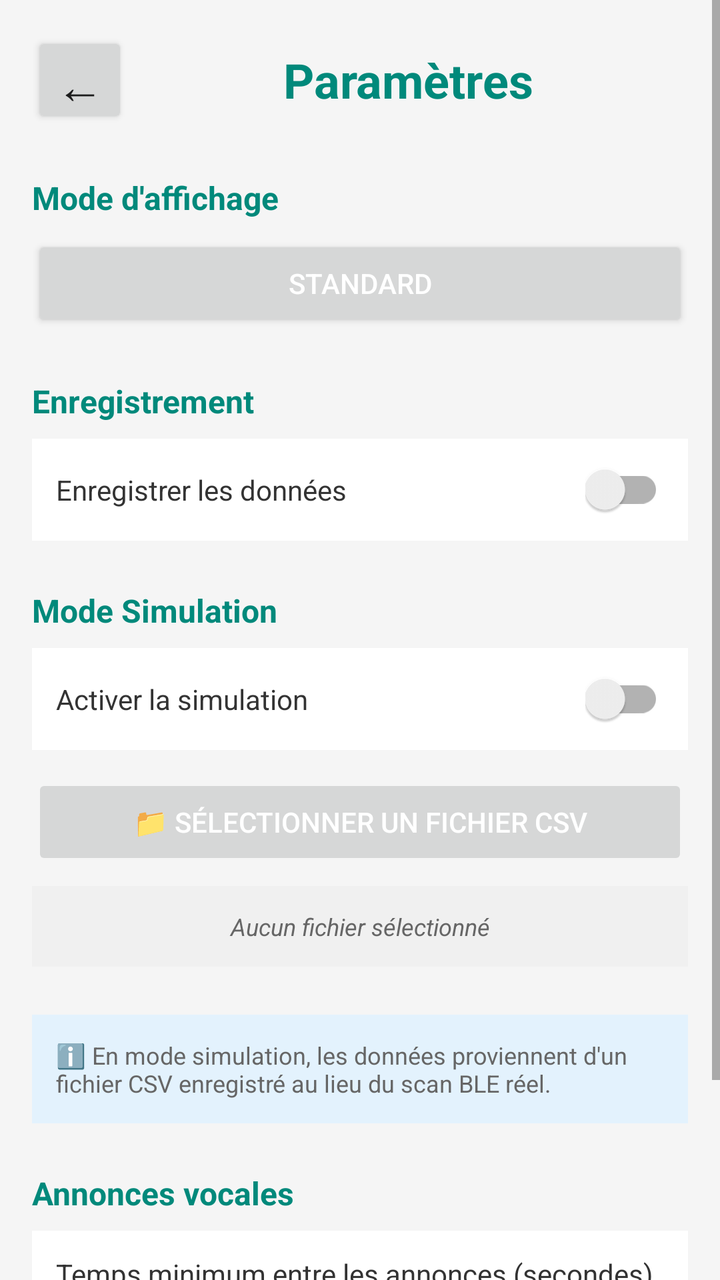
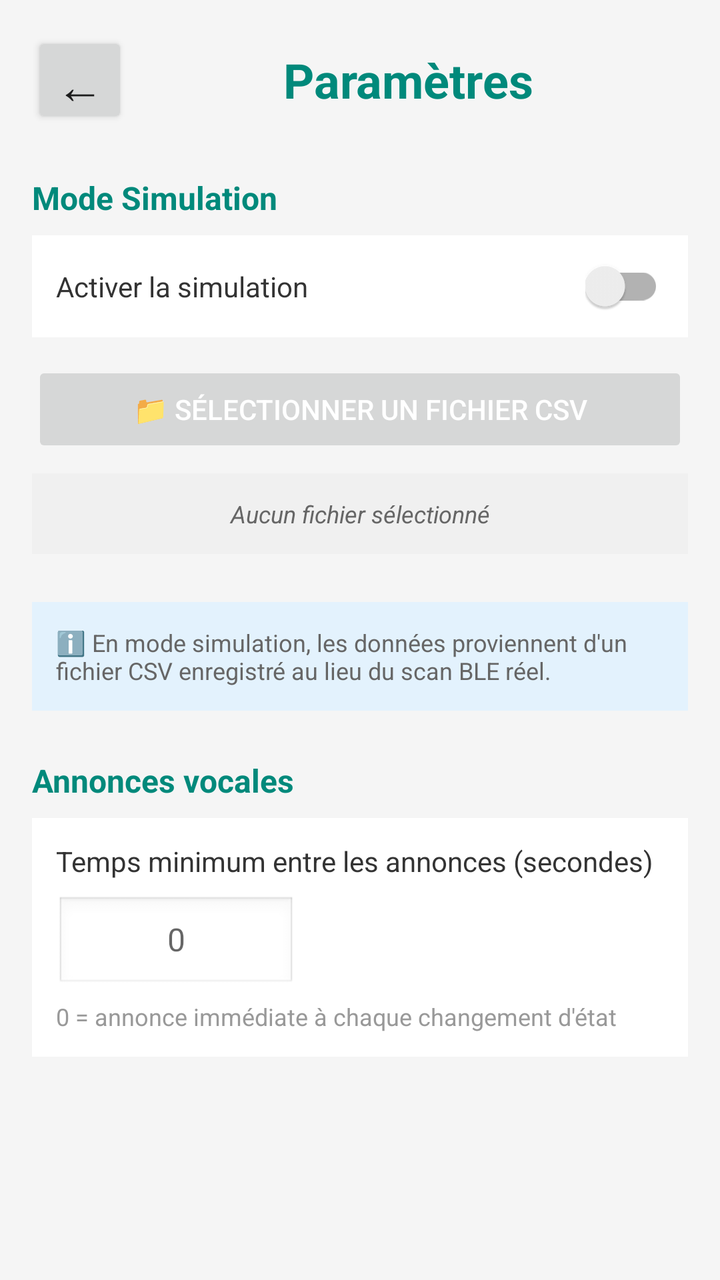

Screens rendered from an Android XML layout before and after an edit, with the pre-edit source and the edit as a unified diff.
<!-- AndroidManifest.xml: application theme Theme.AppCompat.Light.NoActionBar -->
<!-- res/layout/activity_settings.xml -->
<?xml version="1.0" encoding="utf-8"?>
<ScrollView xmlns:android="http://schemas.android.com/apk/res/android"
    android:layout_width="match_parent"
    android:layout_height="match_parent"
    android:background="#F5F5F5"
    android:fitsSystemWindows="true">

    <LinearLayout
        android:layout_width="match_parent"
        android:layout_height="wrap_content"
        android:orientation="vertical"
        android:padding="16dp">

        
        <LinearLayout
            android:layout_width="match_parent"
            android:layout_height="wrap_content"
            android:orientation="horizontal"
            android:gravity="center_vertical"
            android:layout_marginBottom="24dp">

            <Button
                android:id="@+id/backBtn"
                android:layout_width="48dp"
                android:layout_height="48dp"
                android:text="←"
                android:textSize="24sp" />

            <TextView
                android:layout_width="0dp"
                android:layout_height="wrap_content"
                android:layout_weight="1"
                android:text="Paramètres"
                android:textSize="24sp"
                android:textStyle="bold"
                android:textColor="#00897B"
                android:gravity="center" />

        </LinearLayout>

        
        <TextView
            android:layout_width="wrap_content"
            android:layout_height="wrap_content"
            android:text="Mode d'affichage"
            android:textSize="16sp"
            android:textStyle="bold"
            android:textColor="#00897B"
            android:layout_marginBottom="8dp" />

        <Button
            android:id="@+id/modeBtn"
            android:layout_width="match_parent"
            android:layout_height="wrap_content"
            android:text="Standard"
            android:textColor="@android:color/white"
            android:padding="12dp"
            android:layout_marginBottom="24dp" />

        
        <TextView
            android:layout_width="wrap_content"
            android:layout_height="wrap_content"
            android:text="Enregistrement"
            android:textSize="16sp"
            android:textStyle="bold"
            android:textColor="#00897B"
            android:layout_marginBottom="8dp" />

        <LinearLayout
            android:layout_width="match_parent"
            android:layout_height="wrap_content"
            android:orientation="horizontal"
            android:gravity="center_vertical"
            android:background="@android:color/white"
            android:padding="12dp"
            android:layout_marginBottom="24dp">

            <TextView
                android:layout_width="0dp"
                android:layout_height="wrap_content"
                android:layout_weight="1"
                android:text="Enregistrer les données"
                android:textSize="14sp"
                android:textColor="#333333" />

            <androidx.appcompat.widget.SwitchCompat
                android:id="@+id/switch_rec"
                android:layout_width="wrap_content"
                android:layout_height="wrap_content"
                android:checked="false" />

        </LinearLayout>

        
        <TextView
            android:layout_width="wrap_content"
            android:layout_height="wrap_content"
            android:text="Mode Simulation"
            android:textSize="16sp"
            android:textStyle="bold"
            android:textColor="#00897B"
            android:layout_marginBottom="8dp" />

        <LinearLayout
            android:layout_width="match_parent"
            android:layout_height="wrap_content"
            android:orientation="horizontal"
            android:gravity="center_vertical"
            android:background="@android:color/white"
            android:padding="12dp"
            android:layout_marginBottom="12dp">

            <TextView
                android:layout_width="0dp"
                android:layout_height="wrap_content"
                android:layout_weight="1"
                android:text="Activer la simulation"
                android:textSize="14sp"
                android:textColor="#333333" />

            <androidx.appcompat.widget.SwitchCompat
                android:id="@+id/switch_simulation"
                android:layout_width="wrap_content"
                android:layout_height="wrap_content"
                android:checked="false" />

        </LinearLayout>

        
        <Button
            android:id="@+id/btn_select_csv"
            android:layout_width="match_parent"
            android:layout_height="wrap_content"
            android:text="📁 Sélectionner un fichier CSV"
            android:textColor="@android:color/white"
            android:padding="12dp"
            android:enabled="false"
            android:layout_marginBottom="8dp" />

        
        <TextView
            android:id="@+id/tv_selected_file"
            android:layout_width="match_parent"
            android:layout_height="wrap_content"
            android:text="Aucun fichier sélectionné"
            android:textSize="12sp"
            android:textColor="#666666"
            android:textStyle="italic"
            android:gravity="center"
            android:padding="12dp"
            android:background="#F0F0F0"
            android:layout_marginBottom="24dp" />

        
        <TextView
            android:layout_width="match_parent"
            android:layout_height="wrap_content"
            android:text="ℹ️ En mode simulation, les données proviennent d'un fichier CSV enregistré au lieu du scan BLE réel."
            android:textSize="12sp"
            android:textColor="#666666"
            android:padding="12dp"
            android:background="#E3F2FD"
            android:layout_marginBottom="24dp" />

        
        <TextView
            android:layout_width="wrap_content"
            android:layout_height="wrap_content"
            android:text="Annonces vocales"
            android:textSize="16sp"
            android:textStyle="bold"
            android:textColor="#00897B"
            android:layout_marginBottom="8dp" />

        <LinearLayout
            android:layout_width="match_parent"
            android:layout_height="wrap_content"
            android:orientation="vertical"
            android:background="@android:color/white"
            android:padding="12dp"
            android:layout_marginBottom="8dp">

            <TextView
                android:layout_width="wrap_content"
                android:layout_height="wrap_content"
                android:text="Temps minimum entre les annonces (secondes)"
                android:textSize="14sp"
                android:textColor="#333333"
                android:layout_marginBottom="8dp" />

            <EditText
                android:id="@+id/edit_mute_time"
                android:layout_width="120dp"
                android:layout_height="48dp"
                android:autofillHints="MuteTime"
                android:inputType="number"
                android:gravity="center"
                android:background="@android:drawable/edit_text"
                android:textColor="#000000"
                android:textSize="16sp"
                android:hint="0" />

            <TextView
                android:layout_width="wrap_content"
                android:layout_height="wrap_content"
                android:text="0 = annonce immédiate à chaque changement d'état"
                android:textSize="12sp"
                android:textColor="#999999"
                android:layout_marginTop="4dp" />
        </LinearLayout>

    </LinearLayout>

</ScrollView>
<!-- resources referenced by this layout -->
<resources>

</resources>

<!-- the commit's change to res/layout/activity_settings.xml (unified diff, before → after) -->
@@ -24,6 +24,7 @@
                 android:layout_width="48dp"
                 android:layout_height="48dp"
                 android:text="←"
+                android:paddingTop="-150dp"
                 android:textSize="24sp" />
 
             <TextView
@@ -46,7 +47,8 @@
             android:textSize="16sp"
             android:textStyle="bold"
             android:textColor="#00897B"
-            android:layout_marginBottom="8dp" />
+            android:layout_marginBottom="8dp"
+            android:visibility = "gone"/>
 
         <Button
             android:id="@+id/modeBtn"
@@ -55,7 +57,8 @@
             android:text="Standard"
             android:textColor="@android:color/white"
             android:padding="12dp"
-            android:layout_marginBottom="24dp" />
+            android:layout_marginBottom="24dp"
+            android:visibility = "gone"/>
 
         
         <TextView
@@ -65,7 +68,8 @@
             android:textSize="16sp"
             android:textStyle="bold"
             android:textColor="#00897B"
-            android:layout_marginBottom="8dp" />
+            android:layout_marginBottom="8dp"
+            android:visibility = "gone"/>
 
         <LinearLayout
             android:layout_width="match_parent"
@@ -74,7 +78,8 @@
             android:gravity="center_vertical"
             android:background="@android:color/white"
             android:padding="12dp"
-            android:layout_marginBottom="24dp">
+            android:layout_marginBottom="24dp"
+            android:visibility = "gone">
 
             <TextView
                 android:layout_width="0dp"
